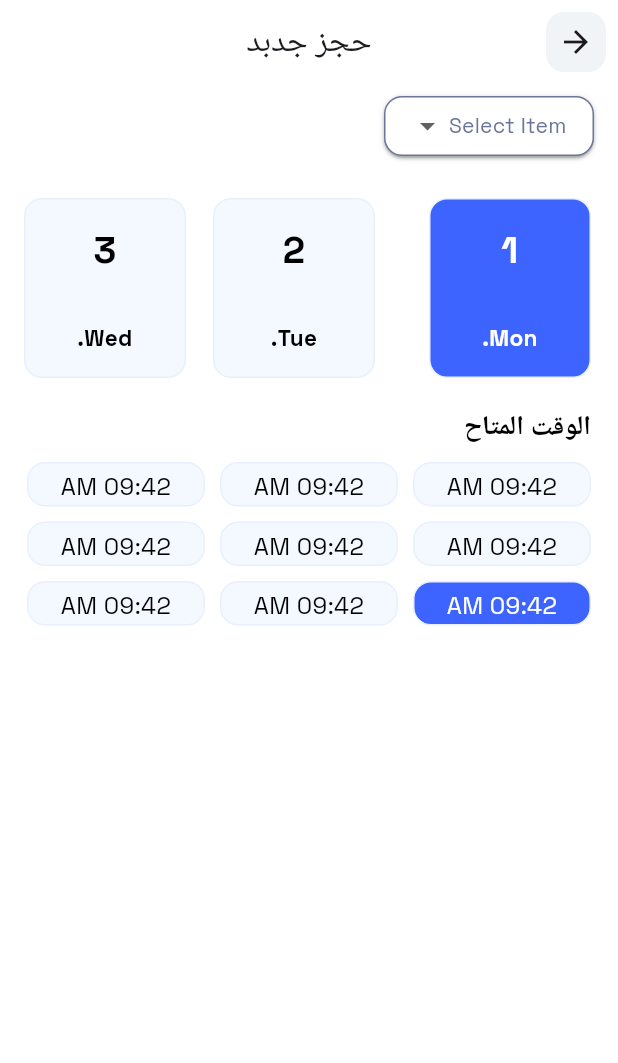
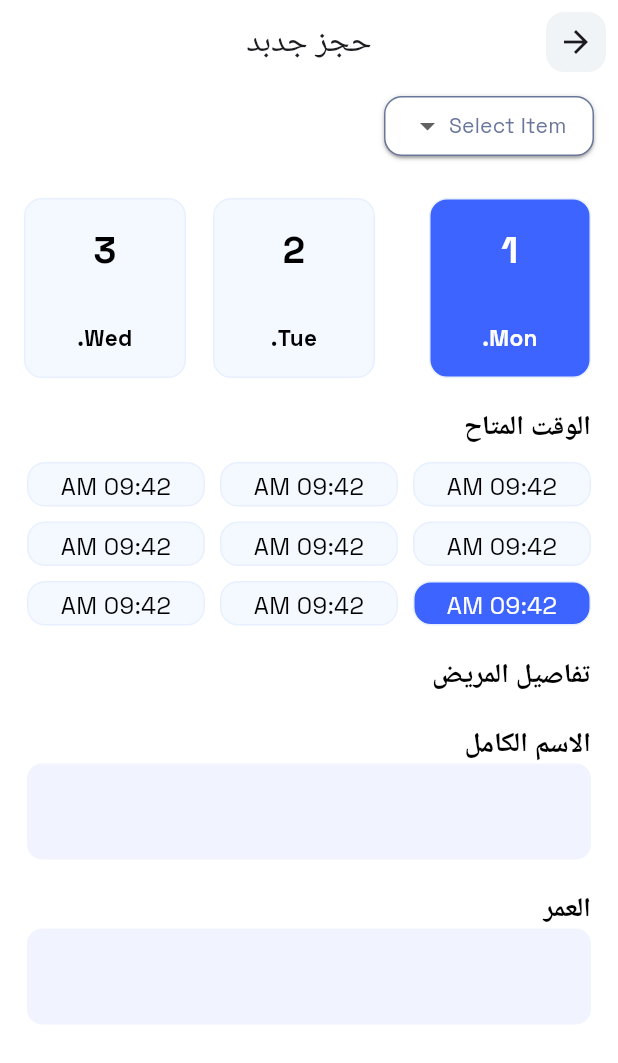
Before and after one commit to Open-Sourcers/DocLink_Flutter, a Flutter app: the NewAppointmentView screen opened by its route, on a phone screen of 412 x 824 dp. Shown: the top 1063 px of the screen. Run offline on Flutter 3.47's test engine with Material 3 defaults, Android fonts, the phone set to English and light mode, and no system bars; drawn by our look-alikes of dropdown_button2; our stand-ins replace awesome_dialog, dartz, dio, flutter_bloc, flutter_screenutil, flutter_svg and 7 more.

Commit message:
patient details part one

```diff
--- a/lib/core/common/widgets/custom_text_form_field.dart
+++ b/lib/core/common/widgets/custom_text_form_field.dart
@@ -1,21 +1,29 @@
+// ignore_for_file: public_member_api_docs, sort_constructors_first
+import 'package:flutter/material.dart';
+
 import 'package:doc_link_project/core/utils/app_colors.dart';
 import 'package:doc_link_project/core/utils/styless.dart';
-import 'package:flutter/material.dart';
 
 class CustomTextFormField extends StatelessWidget {
   final String hintTxt;
   final TextEditingController? controller;
   final String? Function(String?)? validator;
+  final TextInputType? keyboardType;
+  final int? maxLines;
   const CustomTextFormField({
     super.key,
     required this.hintTxt,
     this.controller,
     this.validator,
+    this.keyboardType,
+    this.maxLines,
   });
 
   @override
   Widget build(BuildContext context) {
     return TextFormField(
+      maxLines: maxLines,
+      keyboardType: keyboardType,
       validator: validator,
       autovalidateMode: AutovalidateMode.onUserInteraction,
       controller: controller,
--- a/lib/features/user_views/new_appointment/presentation/views/widgets/new_appointment_view_body.dart
+++ b/lib/features/user_views/new_appointment/presentation/views/widgets/new_appointment_view_body.dart
@@ -1,4 +1,5 @@
 import 'package:doc_link_project/features/user_views/new_appointment/presentation/views/widgets/new_appointment_time.dart';
+import 'package:doc_link_project/features/user_views/new_appointment/presentation/views/widgets/patient_details_section.dart';
 import 'package:flutter/material.dart';
 
 class NewAppointmentViewBody extends StatelessWidget {
@@ -9,6 +10,8 @@ class NewAppointmentViewBody extends StatelessWidget {
     return const Column(
       children: [
         NewAppointmentTime(),
+        SizedBox(height: 20),
+        PatientDetailsSection(),
       ],
     );
   }
--- /dev/null
+++ b/lib/features/user_views/new_appointment/presentation/views/widgets/patient_details_section.dart
@@ -0,0 +1,50 @@
+import 'package:doc_link_project/core/common/widgets/custom_text_form_field.dart';
+import 'package:doc_link_project/core/utils/app_colors.dart';
+import 'package:doc_link_project/core/utils/styless.dart';
+import 'package:doc_link_project/generated/l10n.dart';
+import 'package:flutter/material.dart';
+
+class PatientDetailsSection extends StatelessWidget {
+  const PatientDetailsSection({super.key});
+
+  @override
+  Widget build(BuildContext context) {
+    return Padding(
+      padding: const EdgeInsets.symmetric(horizontal: 18.0),
+      child: Column(
+        children: [
+          SizedBox(
+            width: double.infinity,
+            child: Text(
+              S.of(context).patientDetails,
+              style: Styless.textBold18.copyWith(color: AppColors.black),
+            ),
+          ),
+          const SizedBox(height: 20),
+          SizedBox(
+            width: double.infinity,
+            child: Text(
+              S.of(context).fullName,
+              style: Styless.textBold18.copyWith(color: AppColors.black),
+            ),
+          ),
+          const CustomTextFormField(
+            hintTxt: '',
+          ),
+          const SizedBox(height: 20),
+          SizedBox(
+            width: double.infinity,
+            child: Text(
+              S.of(context).age,
+              style: Styless.textBold18.copyWith(color: AppColors.black),
+            ),
+          ),
+          const CustomTextFormField(
+            hintTxt: '',
+            keyboardType: TextInputType.number,
+          ),
+        ],
+      ),
+    );
+  }
+}
--- a/lib/l10n/intl_ar.arb
+++ b/lib/l10n/intl_ar.arb
@@ -1,6 +1,7 @@
 {
   "language": "ُEnglish",
   "welcome": "يا هلا بالغالي",
+  "age": "العمر",
   "welcomeUse": "مرحباً ",
   "emailHintTxt": " بريدك الالكتروني  ",
   "passwordHintTxt": " كلمة المرور ",
@@ -15,6 +16,7 @@
   "registerDescription": "أنشئ حساب لكي تتمكن من استكشاف كل الأطباء الموجودين .",
   "firstName": "الاسم الاول ",
   "lastName": "الاسم الأخير ",
+  "fullName": "الاسم الكامل",
   "SignUp": "تسجيل",
   "haveAccount": "لديك حساب بالفعل ",
   "verifyAccount": "التحقق من حسابك",
@@ -56,5 +58,6 @@
   "search": "ابحث",
   "doctors": "الأطباء",
   "newAppointment": "حجز جدبد",
-  "availableTime": "الوقت المتاح"
+  "availableTime": "الوقت المتاح",
+  "patientDetails": "تفاصيل المريض"
 }
--- a/lib/l10n/intl_en.arb
+++ b/lib/l10n/intl_en.arb
@@ -1,6 +1,7 @@
 {
   "language": "عربي",
   "welcome": "Welcome broo",
+  "age": "Agea",
   "welcomeUse": "Welcome",
   "emailHintTxt": "Email",
   "passwordHintTxt": "Password",
@@ -15,6 +16,7 @@
   "registerDescription": "Create an account so you can explore all the existing doctors.",
   "firstName": "First Name",
   "lastName": "Last Name",
+  "fullName": "Full Name",
   "SignUp": "Sign up",
   "haveAccount": "Already have an account",
   "verifyAccount": "Verify your account",
@@ -56,5 +58,6 @@
   "search": "Search",
   "doctors": "Doctors",
   "newAppointment": "New Appointment",
-  "availableTime": "Available Time"
+  "availableTime": "Available Time",
+  "patientDetails": "Patient Details"
 }
```
Also changed, not shown: lib/generated/intl/messages_ar.dart, lib/generated/intl/messages_en.dart, lib/generated/l10n.dart.
